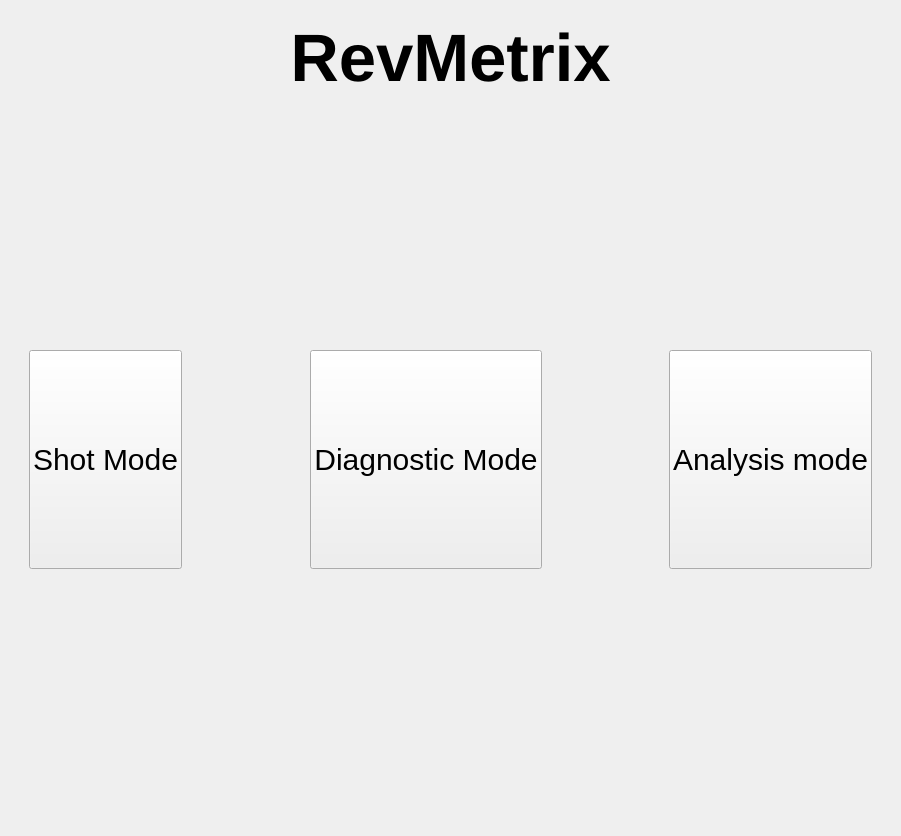
YCP-Rev-Metrix/BallSpinner-Controller-v2, file FrontPage.ui: the form before one commit.
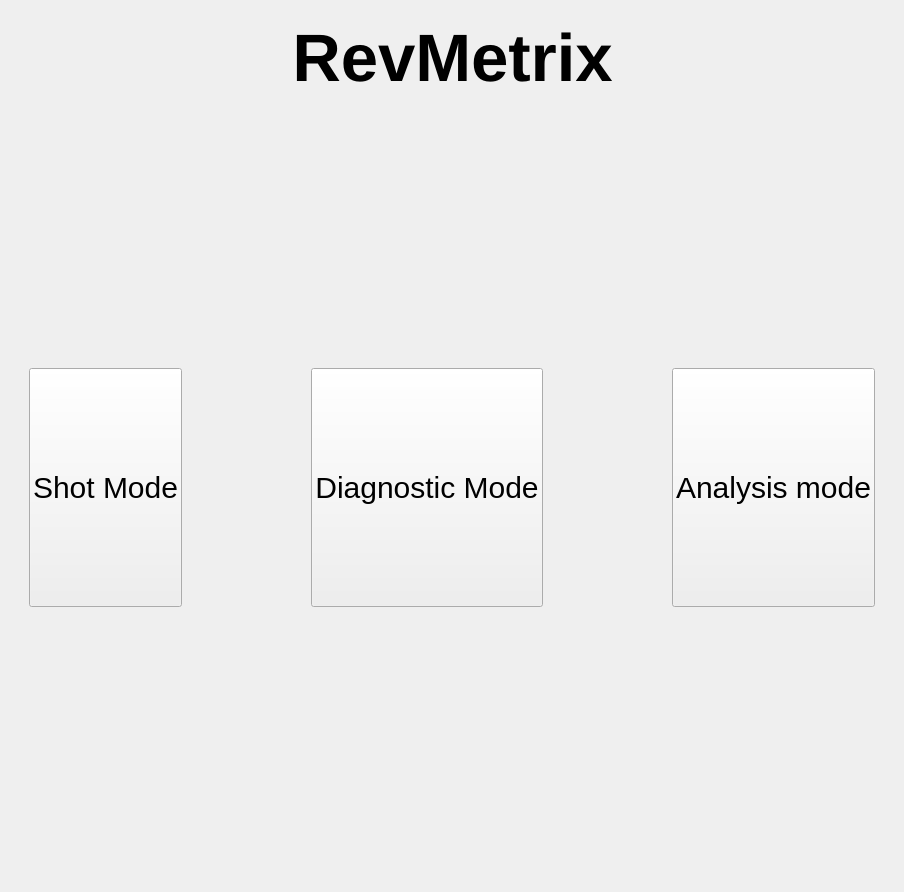
The form after the commit. Icons and pictures are not drawn.

Patch:
```diff
--- a/FrontPage.ui
+++ b/FrontPage.ui
@@ -6,8 +6,8 @@
    <rect>
     <x>0</x>
     <y>0</y>
-    <width>901</width>
-    <height>836</height>
+    <width>904</width>
+    <height>892</height>
    </rect>
   </property>
   <property name="windowTitle">
```
